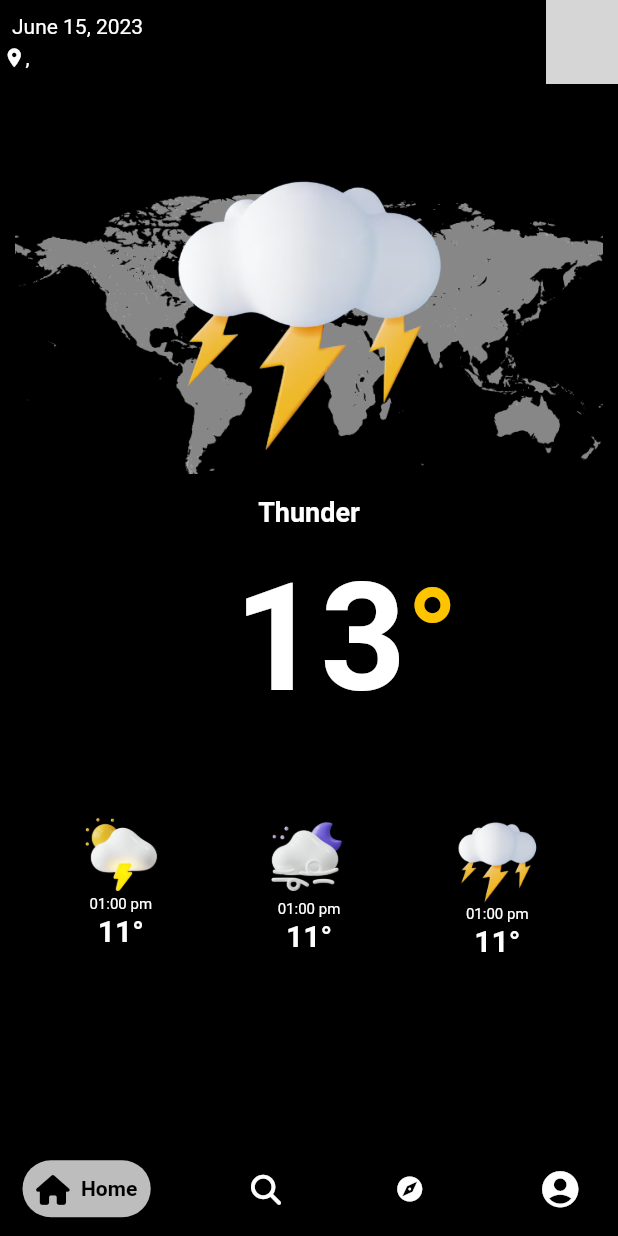
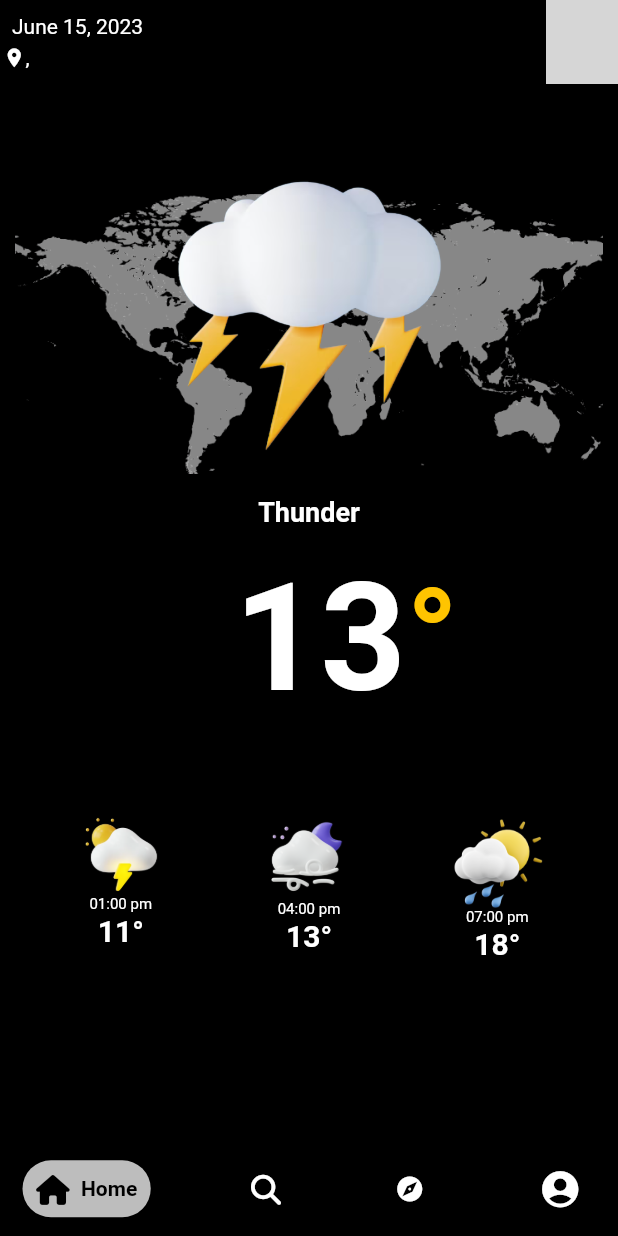
Before and after one commit to EnigmaTasks/WeatherApp, a Flutter app: the screen it shows after launch, on a phone screen of 412 x 824 dp. Run offline on Flutter 3.47's test engine with Material 2 defaults, Android fonts, the phone set to English and light mode, and no system bars; drawn by our look-alikes of google_nav_bar; our stand-ins replace font_awesome_flutter, geocoding, google_fonts, location; missing offline and left inert: dark_light_button; Roboto replaces fonts that are missing (Monda); grey boxes are pictures that could not be loaded.

Commit message:
mior icon changes

```diff
--- a/lib/Ankush/HomePage.dart
+++ b/lib/Ankush/HomePage.dart
@@ -65,7 +65,7 @@ class _HomePageState extends State<HomePage> {
         Row(
           mainAxisAlignment: MainAxisAlignment.spaceEvenly,
           children: [
-            Container(
+            SizedBox(
               // color: Colors.amber,
               width: 90,
               height: 110,
@@ -105,7 +105,7 @@ class _HomePageState extends State<HomePage> {
               ),
             ),
             //
-            Container(
+            SizedBox(
               // color: Colors.amber,
               width: 90,
               height: 110,
@@ -124,7 +124,7 @@ class _HomePageState extends State<HomePage> {
                     mainAxisAlignment: MainAxisAlignment.center,
                     children: const [
                       Text(
-                        '01:00 pm',
+                        '04:00 pm',
                         style: TextStyle(fontSize: 10),
                       ),
                     ],
@@ -133,7 +133,7 @@ class _HomePageState extends State<HomePage> {
                     mainAxisAlignment: MainAxisAlignment.center,
                     children: const [
                       Text(
-                        '11\u00B0',
+                        '13\u00B0',
                         style: TextStyle(
                           fontWeight: FontWeight.bold,
                           fontSize: 20,
@@ -144,8 +144,8 @@ class _HomePageState extends State<HomePage> {
                 ],
               ),
             ),
-            //\
-            Container(
+            //
+            SizedBox(
               // color: Colors.amber,
               width: 90,
               height: 110,
@@ -155,7 +155,7 @@ class _HomePageState extends State<HomePage> {
                     mainAxisAlignment: MainAxisAlignment.center,
                     children: [
                       Image.asset(
-                        'lib/assets/cloud.png',
+                        'lib/assets/sun.png',
                         scale: 8,
                       ),
                     ],
@@ -164,7 +164,7 @@ class _HomePageState extends State<HomePage> {
                     mainAxisAlignment: MainAxisAlignment.center,
                     children: const [
                       Text(
-                        '01:00 pm',
+                        '07:00 pm',
                         style: TextStyle(fontSize: 10),
                       ),
                     ],
@@ -173,7 +173,7 @@ class _HomePageState extends State<HomePage> {
                     mainAxisAlignment: MainAxisAlignment.center,
                     children: const [
                       Text(
-                        '11\u00B0',
+                        '18\u00B0',
                         style: TextStyle(
                           fontWeight: FontWeight.bold,
                           fontSize: 20,
```
Also changed, not shown: lib/assets/sun.png (added).
